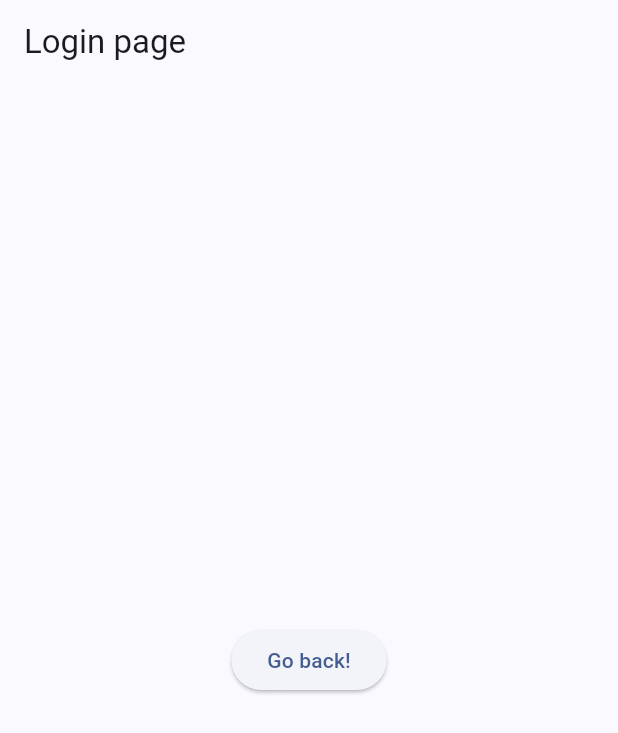
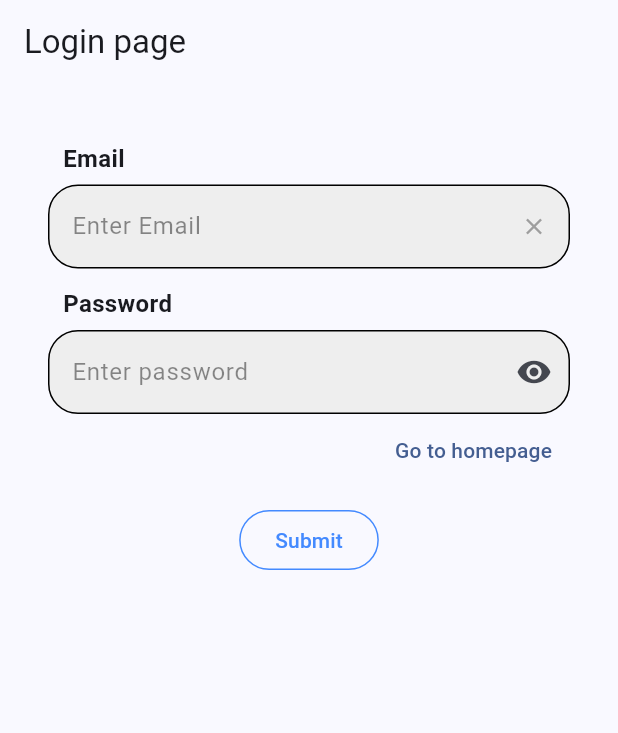
Before and after one commit to TaufikAkbar7/learn-flutter, a Flutter app: the screen it shows after launch, after a tap on "Go to login page", on a phone screen of 412 x 824 dp. Shown: the top 733 px of the screen. Run offline on Flutter 3.47's test engine with Material 3 defaults, Android fonts, the phone set to English and light mode, and no system bars; our stand-ins replace go_router.

Commit message:
feat: learn form validation

```diff
--- a/lib/src/components/button_section.dart
+++ b/lib/src/components/button_section.dart
@@ -1,5 +1,4 @@
 import 'package:flutter/material.dart';
-import 'package:go_router/go_router.dart';
 
 class ButtonSection extends StatelessWidget {
 
--- /dev/null
+++ b/lib/src/components/form_login_section.dart
@@ -0,0 +1,203 @@
+import 'package:flutter/cupertino.dart';
+import 'package:flutter/material.dart';
+import 'package:flutter/rendering.dart';
+import 'package:flutter/services.dart';
+import 'package:flutter/widgets.dart';
+import 'package:go_router/go_router.dart';
+
+class FormLoginSection extends StatefulWidget {
+  const FormLoginSection({super.key});
+
+  @override
+  FormLoginSectionState createState() {
+    return FormLoginSectionState();
+  }
+}
+
+class FormLoginSectionState extends State<FormLoginSection> {
+  // Create a global key that uniquely identifies the Form widget
+  // and allows validation of the form.
+  //
+  // Note: This is a `GlobalKey<FormState>`,
+  // not a GlobalKey<MyCustomFormState>.
+  final _formKey = GlobalKey<FormState>();
+
+  final emailControler = TextEditingController();
+
+  final passwordControler = TextEditingController();
+
+  bool passwordVisible = true;
+
+  Color btnbackgroundColor = Colors.grey.shade300;
+
+  Color btnTextColor = Colors.black26;
+
+  Color borderColor = Colors.grey.shade300;
+
+  bool btnVisible = false;
+
+  bool isHoverBtnSubmit = false;
+
+  @override
+  Widget build(BuildContext context) {
+
+    String? validateEmail(String? value) {
+      const pattern = r"(?:[a-z0-9!#$%&'*+/=?^_`{|}~-]+(?:\.[a-z0-9!#$%&'"
+          r'*+/=?^_`{|}~-]+)*|"(?:[\x01-\x08\x0b\x0c\x0e-\x1f\x21\x23-\x5b\x5d-'
+          r'\x7f]|\\[\x01-\x09\x0b\x0c\x0e-\x7f])*")@(?:(?:[a-z0-9](?:[a-z0-9-]*'
+          r'[a-z0-9])?\.)+[a-z0-9](?:[a-z0-9-]*[a-z0-9])?|\[(?:(?:(2(5[0-5]|[0-4]'
+          r'[0-9])|1[0-9][0-9]|[1-9]?[0-9]))\.){3}(?:(2(5[0-5]|[0-4][0-9])|1[0-9]'
+          r'[0-9]|[1-9]?[0-9])|[a-z0-9-]*[a-z0-9]:(?:[\x01-\x08\x0b\x0c\x0e-\x1f\'
+          r'x21-\x5a\x53-\x7f]|\\[\x01-\x09\x0b\x0c\x0e-\x7f])+)\])';
+      final regex = RegExp(pattern);
+      return value!.isEmpty || !regex.hasMatch(value)
+          ? 'Enter a valid email address'
+          : null;
+    }
+
+    // Build a Form widget using the _formKey created above.
+    return Container(
+      padding: const EdgeInsets.all(32),
+      child: Form(
+        key: _formKey,
+        child: Column(
+          crossAxisAlignment: CrossAxisAlignment.start,
+          children: [
+            Column(
+              crossAxisAlignment: CrossAxisAlignment.start,
+              children: [
+                const Padding(
+                  padding: EdgeInsets.symmetric(vertical: 6, horizontal: 10),
+                  child: Text('Email', style: TextStyle(fontSize: 16, fontWeight: FontWeight.w600),),
+                ),
+                TextFormField(
+                  autocorrect: false,
+                  autovalidateMode: AutovalidateMode.onUserInteraction,
+                  controller: emailControler,
+                  decoration: InputDecoration(
+                    suffixIcon: IconButton(
+                      icon: const Icon(Icons.close,color: Colors.grey,size: 18,),
+                      onPressed: () => emailControler.clear(),
+                    ),
+                    enabledBorder: OutlineInputBorder(
+                      borderRadius: BorderRadius.circular(20.0),
+                    ),
+                    hintText: 'Enter Email',
+                    hintStyle: const TextStyle(fontSize: 16,color:Colors.black45),
+                    fillColor: Colors.grey.shade200,
+                    filled: true,
+                    counterText: "",
+                    border: OutlineInputBorder(
+                      borderSide: BorderSide(color: borderColor, width: 1.0),
+                      borderRadius: BorderRadius.circular(20.0),
+                    ),
+                  ),
+                  keyboardType: TextInputType.emailAddress,
+                  textInputAction: TextInputAction.done,
+                  // The validator receives the text that the user has entered.
+                  validator: (value) {
+                    if (value == null || value.isEmpty) {
+                      return 'Please enter email';
+                    }
+                    return validateEmail(value);
+                  },
+                ),
+              ],
+            ),
+            Column(
+              crossAxisAlignment: CrossAxisAlignment.start,
+              children: [
+                const Padding(
+                  padding: EdgeInsets.only(top: 12, bottom: 6, left: 10, right: 10),
+                  child: Text('Password', style: TextStyle(fontSize: 16, fontWeight: FontWeight.w600),),
+                ),
+                TextFormField(
+                  obscureText: passwordVisible,
+                  autocorrect: false,
+                  autovalidateMode: AutovalidateMode.onUserInteraction,
+                  controller: passwordControler,
+                  decoration: InputDecoration(
+                    suffixIcon: IconButton(
+                       icon: Icon(passwordVisible
+                           ? Icons.visibility
+                           : Icons.visibility_off),
+                       onPressed: () {
+                         setState(
+                           () {
+                             passwordVisible = !passwordVisible;
+                           },
+                         );
+                       },
+                     ),
+                    enabledBorder: OutlineInputBorder(
+                      borderRadius: BorderRadius.circular(20.0),
+                    ),
+                    hintText: 'Enter password',
+                    hintStyle: const TextStyle(fontSize: 16,color:Colors.black45),
+                    fillColor: Colors.grey.shade200,
+                    filled: true,
+                    counterText: "",
+                    border: OutlineInputBorder(
+                      borderSide: BorderSide(color: borderColor, width: 1.0),
+                      borderRadius: BorderRadius.circular(20.0),
+                    ),
+                  ),
+                  keyboardType: TextInputType.visiblePassword,
+                  textInputAction: TextInputAction.done,
+                  // The validator receives the text that the user has entered.
+                  validator: (value) {
+                    if (value == null || value.isEmpty) {
+                      return 'Please enter password';
+                    }
+                    return null;
+                  },
+                ),
+                Row(
+                  mainAxisAlignment: MainAxisAlignment.end,
+                  children: [
+                    TextButton(
+                      child: const Text('Go to homepage'),
+                      onPressed: () {
+                        context.goNamed('home');
+                      },
+                    ),
+                  ],
+                ),
+              ],
+            ),
+            Row(
+              mainAxisAlignment: MainAxisAlignment.center,
+              children: [
+                Padding(
+                  padding: const EdgeInsets.only(top: 12),
+                  child: ElevatedButton(
+                    style: ElevatedButton.styleFrom(
+                      backgroundColor: isHoverBtnSubmit ? Colors.blueAccent :Colors.transparent,
+                      foregroundColor: isHoverBtnSubmit ? Colors.white : Colors.blueAccent,
+                      elevation: 0,
+                      side: const BorderSide(
+                        width: 1.0,
+                        color: Colors.blueAccent,
+                      ),
+                    ),
+                    onPressed: () {
+                      // Validate returns true if the form is valid, or false otherwise.
+                      if (_formKey.currentState!.validate()) {
+                        // If the form is valid, display a snackbar. In the real world,
+                        // you'd often call a server or save the information in a database.
+                        ScaffoldMessenger.of(context).showSnackBar(
+                          const SnackBar(content: Text('Processing Data')),
+                        );
+                      }
+                    },
+                    child: const Text('Submit'),
+                  ),
+                ),
+              ],
+            ),
+          ],
+        ),
+      ),
+    );
+  }
+}
--- a/lib/src/pages/login_page.dart
+++ b/lib/src/pages/login_page.dart
@@ -1,5 +1,6 @@
 import 'package:flutter/material.dart';
 import 'package:go_router/go_router.dart';
+import 'package:learnflutter/src/components/form_login_section.dart';
 
 class LoginPage extends StatelessWidget {
   const LoginPage({super.key});
@@ -31,16 +32,12 @@ class LoginPage extends StatelessWidget {
         appBar: AppBar(
           title: const Text('Login page'),
         ),
-        body: Center(
-          child: ElevatedButton(
-            // Within the SecondScreen widget
-            onPressed: () {
-              // Navigate back to the first screen by popping the current route
-              // off the stack.
-              context.goNamed('home');
-            },
-            child: const Text('Go back!'),
-          ),
+        body: const Center(
+          child: Column(
+            children: [
+              FormLoginSection()
+            ],
+          )
         ),
       ),
     );
```
